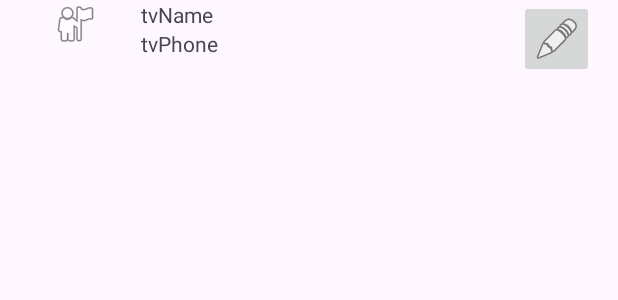
After one commit to vilsongabriel/pos-dispositivos-moveis, an Android app: the layout registration_list_item.xml on its own in the app's theme, with its tools: preview values and no code run, on a phone screen of 412 x 824 dp. The commit adds this screen. Shown: the top 300 px of the screen. Run offline under Robolectric (Android 15) with nearby library versions, the phone set to English and light mode, and no system bars.

Commit message:
fim aula tarde

```diff
--- a/android-aplicado/aula-1-usando-sqlite/app/src/main/AndroidManifest.xml
+++ b/android-aplicado/aula-1-usando-sqlite/app/src/main/AndroidManifest.xml
@@ -13,6 +13,9 @@
         android:theme="@style/Theme.UsandoSQLite"
         tools:targetApi="31">
         <activity
+            android:name=".ListActivity"
+            android:exported="false" />
+        <activity
             android:name=".MainActivity"
             android:exported="true">
             <intent-filter>
--- a/android-aplicado/aula-1-usando-sqlite/app/src/main/java/dev/onofre/usandosqlite/entity/Cadastro.kt
+++ /dev/null
@@ -1,3 +0,0 @@
-package dev.onofre.usandosqlite.entity
-
-data class Cadastro(var id: Int, var nome: String, var telefone: String)
--- /dev/null
+++ b/android-aplicado/aula-1-usando-sqlite/app/src/main/java/dev/onofre/usandosqlite/entity/Registration.kt
@@ -0,0 +1,3 @@
+package dev.onofre.usandosqlite.entity
+
+data class Registration(var id: Int, var name: String, var phone: String)
--- /dev/null
+++ b/android-aplicado/aula-1-usando-sqlite/app/src/main/res/layout/registration_list_item.xml
@@ -0,0 +1,45 @@
+<?xml version="1.0" encoding="utf-8"?>
+<LinearLayout xmlns:android="http://schemas.android.com/apk/res/android"
+    xmlns:tools="http://schemas.android.com/tools"
+    android:layout_width="match_parent"
+    android:layout_height="wrap_content"
+    xmlns:app="http://schemas.android.com/apk/res-auto"
+    android:minHeight="?attr/listPreferredItemHeight"
+    android:orientation="horizontal"
+    android:paddingStart="?attr/listPreferredItemPaddingStart"
+    android:paddingEnd="?attr/listPreferredItemPaddingEnd">
+
+    <ImageView
+        android:layout_width="68dp"
+        android:layout_height="wrap_content"
+        android:importantForAccessibility="no"
+        android:src="@android:drawable/ic_menu_myplaces" />
+
+    <LinearLayout
+        android:layout_width="0dp"
+        android:layout_weight="1"
+        android:layout_height="wrap_content"
+        android:orientation="vertical"
+        android:paddingHorizontal="10dp">
+
+        <TextView
+            android:id="@+id/tvName"
+            android:layout_width="match_parent"
+            android:layout_height="wrap_content"
+            tools:text="tvName" />
+
+        <TextView
+            android:id="@+id/tvPhone"
+            android:layout_width="match_parent"
+            android:layout_height="wrap_content"
+            tools:text="tvPhone" />
+    </LinearLayout>
+
+    <ImageButton
+        android:id="@+id/btEdit"
+        android:layout_width="50dp"
+        android:layout_height="wrap_content"
+        android:contentDescription="@string/button_description_edit"
+        android:src="@android:drawable/ic_menu_edit" />
+
+</LinearLayout>
--- a/android-aplicado/aula-1-usando-sqlite/app/src/main/res/values/strings.xml
+++ b/android-aplicado/aula-1-usando-sqlite/app/src/main/res/values/strings.xml
@@ -17,4 +17,5 @@
     <string name="message_update_success">Registro alterado!</string>
     <string name="message_not_found">Registro não encontrado!</string>
     <string name="message_delete_success">Registro deletado!</string>
+    <string name="button_description_edit">Editar</string>
 </resources>
```
Also changed, not shown: android-aplicado/aula-1-usando-sqlite/app/src/main/java/dev/onofre/usandosqlite/ListActivity.kt (added, +25 -0 lines), android-aplicado/aula-1-usando-sqlite/app/src/main/java/dev/onofre/usandosqlite/MainActivity.kt (+52 -67 lines), android-aplicado/aula-1-usando-sqlite/app/src/main/java/dev/onofre/usandosqlite/adapter/RegistrationAdapter.kt (added, +42 -0 lines), android-aplicado/aula-1-usando-sqlite/app/src/main/java/dev/onofre/usandosqlite/database/DatabaseHandler.kt (+26 -34 lines), android-aplicado/aula-1-usando-sqlite/app/src/main/res/layout/activity_list.xml (added, +19 -0 lines), android-aplicado/aula-1-usando-sqlite/app/src/main/res/layout/activity_main.xml (+8 -8 lines).
